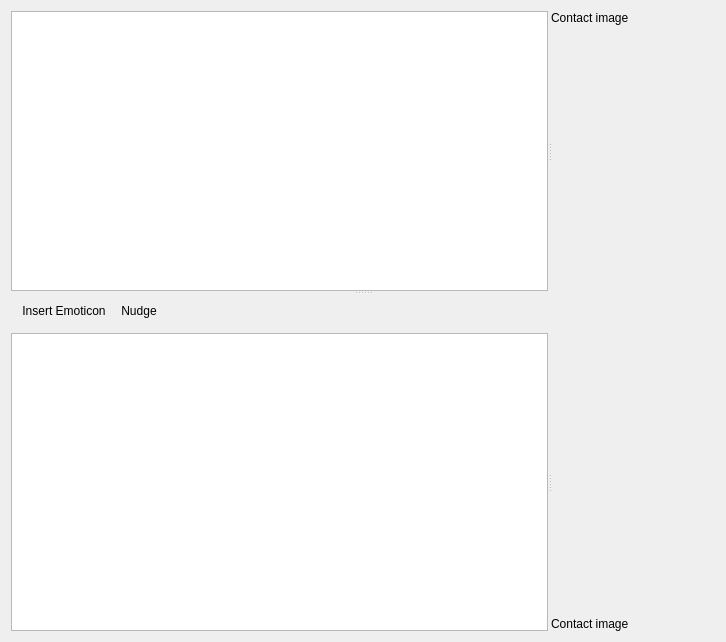
The window that amsn2/ui/front_ends/qt4/chatWindow.ui (xaionara/amsn2) describes before a commit, drawn with Qt 5.
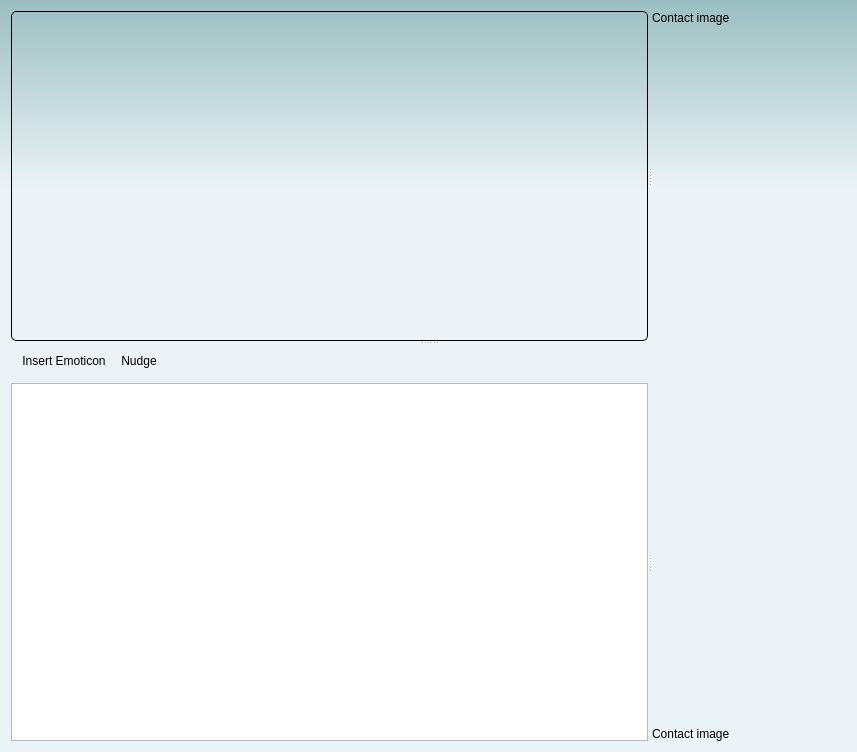
The same window after the commit.

Diff of the .ui file:
```diff
--- a/amsn2/ui/front_ends/qt4/chatWindow.ui
+++ b/amsn2/ui/front_ends/qt4/chatWindow.ui
@@ -6,8 +6,8 @@
    <rect>
     <x>0</x>
     <y>0</y>
-    <width>726</width>
-    <height>642</height>
+    <width>857</width>
+    <height>752</height>
    </rect>
   </property>
   <property name="sizePolicy">
@@ -19,26 +19,48 @@
   <property name="windowTitle">
    <string>Form</string>
   </property>
-  <layout class="QVBoxLayout" name="verticalLayout_3">
+  <property name="styleSheet">
+   <string notr="true">QWidget#ChatWindow {
+	background-color: qlineargradient(spread:pad, x1:0, y1:0, x2:0, y2:1, stop:0 rgb(155, 191, 193), stop:0.253333 rgb(236, 243, 246));
+}</string>
+  </property>
+  <layout class="QVBoxLayout" name="verticalLayout_4">
    <item>
-    <widget class="QSplitter" name="splitter_2">
+    <widget class="QSplitter" name="splitter_3">
      <property name="orientation">
       <enum>Qt::Vertical</enum>
      </property>
-     <widget class="QSplitter" name="textLayout">
-      <property name="sizePolicy">
-       <sizepolicy hsizetype="Expanding" vsizetype="Expanding">
-        <horstretch>0</horstretch>
-        <verstretch>0</verstretch>
-       </sizepolicy>
-      </property>
+     <widget class="QWidget" name="">
+      <layout class="QHBoxLayout" name="horizontalLayout">
+       <item>
+        <spacer name="horizontalSpacer">
       <property name="orientation">
        <enum>Qt::Horizontal</enum>
       </property>
-      <property name="handleWidth">
-       <number>3</number>
+         <property name="sizeType">
+          <enum>QSizePolicy::Fixed</enum>
+         </property>
+         <property name="sizeHint" stdset="0">
+          <size>
+           <width>0</width>
+           <height>20</height>
+          </size>
+         </property>
+        </spacer>
+       </item>
+       <item>
+        <widget class="QSplitter" name="splitter">
+         <property name="orientation">
+          <enum>Qt::Horizontal</enum>
       </property>
       <widget class="QTextEdit" name="textEdit">
+          <property name="styleSheet">
+           <string notr="true">#textEdit {
+  border: 1px solid black;
+  border-radius: 5px;
+  background-color: transparent;
+}</string>
+          </property>
        <property name="undoRedoEnabled">
         <bool>false</bool>
        </property>
@@ -46,14 +68,14 @@
         <set>Qt::LinksAccessibleByMouse|Qt::TextSelectableByMouse</set>
        </property>
       </widget>
-      <widget class="QWidget" name="layoutWidget">
+         <widget class="QWidget" name="">
        <layout class="QVBoxLayout" name="verticalLayout">
         <item>
          <widget class="QLabel" name="label">
           <property name="maximumSize">
            <size>
-            <width>16777215</width>
-            <height>16777215</height>
+               <width>96</width>
+               <height>96</height>
            </size>
           </property>
           <property name="text">
@@ -77,8 +99,30 @@
        </layout>
       </widget>
      </widget>
-     <widget class="QWidget" name="layoutWidget">
-      <layout class="QVBoxLayout" name="inputLayout">
+       </item>
+       <item>
+        <spacer name="horizontalSpacer_2">
+         <property name="orientation">
+          <enum>Qt::Horizontal</enum>
+         </property>
+         <property name="sizeType">
+          <enum>QSizePolicy::Fixed</enum>
+         </property>
+         <property name="sizeHint" stdset="0">
+          <size>
+           <width>0</width>
+           <height>20</height>
+          </size>
+         </property>
+        </spacer>
+       </item>
+      </layout>
+     </widget>
+     <widget class="QWidget" name="">
+      <layout class="QVBoxLayout" name="verticalLayout_3">
+       <property name="leftMargin">
+        <number>0</number>
+       </property>
        <item>
         <widget class="QToolBar" name="toolBar">
          <property name="minimumSize">
@@ -119,19 +163,10 @@
         </widget>
        </item>
        <item>
-        <widget class="QSplitter" name="splitter">
-         <property name="sizePolicy">
-          <sizepolicy hsizetype="Expanding" vsizetype="Expanding">
-           <horstretch>0</horstretch>
-           <verstretch>0</verstretch>
-          </sizepolicy>
-         </property>
+        <widget class="QSplitter" name="splitter_2">
          <property name="orientation">
           <enum>Qt::Horizontal</enum>
          </property>
-         <property name="handleWidth">
-          <number>3</number>
-         </property>
          <widget class="QTextEdit" name="inputWidget">
           <property name="sizePolicy">
            <sizepolicy hsizetype="Expanding" vsizetype="Expanding">
@@ -174,8 +209,8 @@
             <widget class="QLabel" name="label_2">
              <property name="maximumSize">
               <size>
-               <width>16777215</width>
-               <height>16777215</height>
+               <width>96</width>
+               <height>96</height>
               </size>
              </property>
              <property name="text">
```
Left out of the diff: 2 changed lines with no effect on the pictures. Lines whose indentation alone changed are shown as unchanged.
